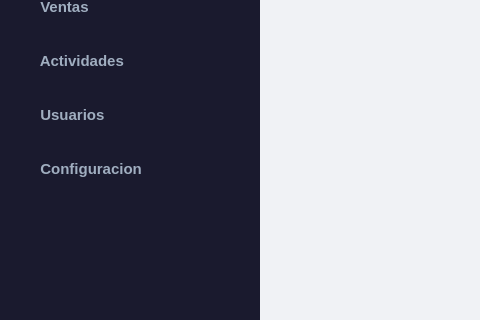
First picture: the form in app/views/ui/main/main_view.ui, repository DataDave-Dev/CRM-Portable, before the edit; both pictures show x 0 to 480 and y 186 to 506 of the 1280 by 720 pixel window.
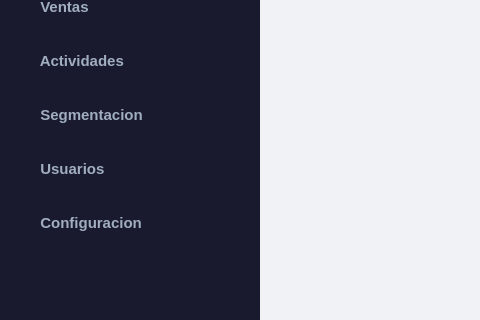
Second picture: the form after the edit.

Commit message: feat: add UI components for segment management and etiquetas section

What changed in the file:
```diff
--- a/app/views/ui/main/main_view.ui
+++ b/app/views/ui/main/main_view.ui
@@ -51,7 +51,7 @@
 }
 
 /* Sidebar buttons base */
-#btnClientes, #btnVentas, #btnActividades, #btnUsuarios, #btnConfiguracion {
+#btnClientes, #btnVentas, #btnActividades, #btnSegmentacion, #btnUsuarios, #btnConfiguracion {
     background-color: transparent;
     color: #a0aec0;
     font-size: 15px;
@@ -309,6 +309,32 @@
          </property>
         </spacer>
        </item>
+       <item>
+        <widget class="QPushButton" name="btnSegmentacion">
+         <property name="cursor">
+          <cursorShape>PointingHandCursor</cursorShape>
+         </property>
+         <property name="text">
+          <string>  Segmentacion</string>
+         </property>
+        </widget>
+       </item>
+       <item>
+        <spacer name="navSpacer5">
+         <property name="orientation">
+          <enum>Qt::Vertical</enum>
+         </property>
+         <property name="sizeType">
+          <enum>QSizePolicy::Fixed</enum>
+         </property>
+         <property name="sizeHint" stdset="0">
+          <size>
+           <width>20</width>
+           <height>4</height>
+          </size>
+         </property>
+        </spacer>
+       </item>
        <item>
         <widget class="QPushButton" name="btnUsuarios">
          <property name="cursor">
```
Left out of the diff: 2 changed lines with no effect on the pictures. The commit also changes 3 other files.
